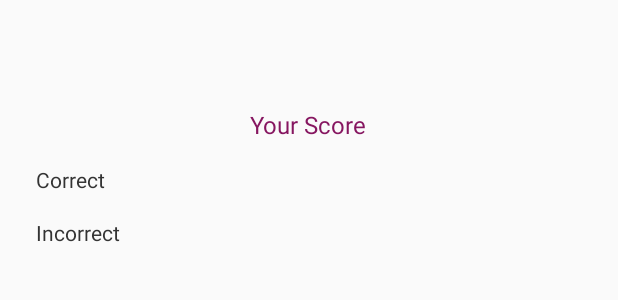
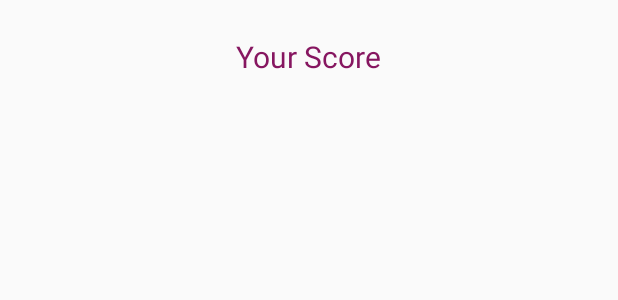
Before and after one commit to MarcoBravoG/AndroidQuizApp, an Android app: the layout score_dialog.xml on its own in the app's theme, with its tools: preview values and no code run, on a phone screen of 412 x 824 dp. Shown: the top 300 px of the screen. Run offline under Robolectric (Android 15) with nearby library versions, the phone set to English and light mode, and no system bars.

Commit message:
Implemented the logic to calculate the correct and incorrect score

```diff
--- a/app/src/main/java/pars/androidquizapp/categories/CategoriesAdapter.java
+++ b/app/src/main/java/pars/androidquizapp/categories/CategoriesAdapter.java
@@ -90,8 +90,6 @@ public class CategoriesAdapter extends RecyclerView.Adapter<CategoriesAdapter.Ca
         RelativeLayout relativeLayout;
         @BindView(R.id.category_title)
         TextView categoryTitle;
-        /*@BindView(R.id.question_count)
-        TextView questionCount;*/
         @BindView(R.id.play_button)
         Button playButton;
 
--- a/app/src/main/java/pars/androidquizapp/playquiz/PlayQuizContract.java
+++ b/app/src/main/java/pars/androidquizapp/playquiz/PlayQuizContract.java
@@ -22,6 +22,8 @@ public interface PlayQuizContract {
 
         void fetchQuestions(String category);
 
+        void calculateScore();
+
         void backToMenu();
 
         void playAgain();
--- a/app/src/main/java/pars/androidquizapp/playquiz/PlayQuizPresenter.java
+++ b/app/src/main/java/pars/androidquizapp/playquiz/PlayQuizPresenter.java
@@ -26,6 +26,11 @@ public class PlayQuizPresenter implements PlayQuizContract.Presenter {
     }
 
     @Override
+    public void calculateScore() {
+        mView.showScore();
+    }
+
+    @Override
     public void backToMenu() {
 
     }
--- a/app/src/main/res/layout/play_quiz_layout.xml
+++ b/app/src/main/res/layout/play_quiz_layout.xml
@@ -16,7 +16,7 @@
         android:textSize="18sp" />
 
     <RadioGroup
-        android:id="@+id/radio"
+        android:id="@+id/radio_group"
         android:layout_width="wrap_content"
         android:layout_height="wrap_content">
 
--- a/app/src/main/res/layout/score_dialog.xml
+++ b/app/src/main/res/layout/score_dialog.xml
@@ -10,8 +10,8 @@
         android:layout_height="wrap_content"
         android:orientation="vertical"
         android:paddingLeft="24dp"
-        android:paddingRight="24dp"
-        android:paddingTop="56dp">
+        android:padding="24dp"
+        android:paddingTop="20dp">
 
         <TextView
             android:id="@+id/score_title"
@@ -19,10 +19,9 @@
             android:layout_height="wrap_content"
             android:layout_centerHorizontal="true"
             android:layout_marginBottom="16dp"
-            android:layout_marginTop="@dimen/activity_vertical_margin"
             android:text="Your Score"
             android:textColor="@color/colorAccent"
-            android:textSize="16sp" />
+            android:textSize="20sp" />
 
         <TextView
             android:id="@+id/correct"
@@ -30,9 +29,8 @@
             android:layout_height="wrap_content"
             android:layout_below="@id/score_title"
             android:layout_marginBottom="16dp"
-            android:text="Correct"
             android:textColor="@color/text_color"
-            android:textSize="14sp" />
+            android:textSize="18sp" />
 
         <TextView
             android:id="@+id/incorrect"
@@ -40,9 +38,8 @@
             android:layout_height="wrap_content"
             android:layout_below="@id/correct"
             android:layout_marginBottom="8dp"
-            android:text="Incorrect"
             android:textColor="@color/text_color"
-            android:textSize="14sp" />
+            android:textSize="18sp" />
 
     </RelativeLayout>
 
```
Also changed, not shown: app/src/main/java/pars/androidquizapp/playquiz/PlayQuizAdapter.java (+40 -0 lines), app/src/main/java/pars/androidquizapp/playquiz/PlayQuizFragment.java (+75 -2 lines), app/src/main/res/layout/fragment_play_quiz.xml (+6 -3 lines).
